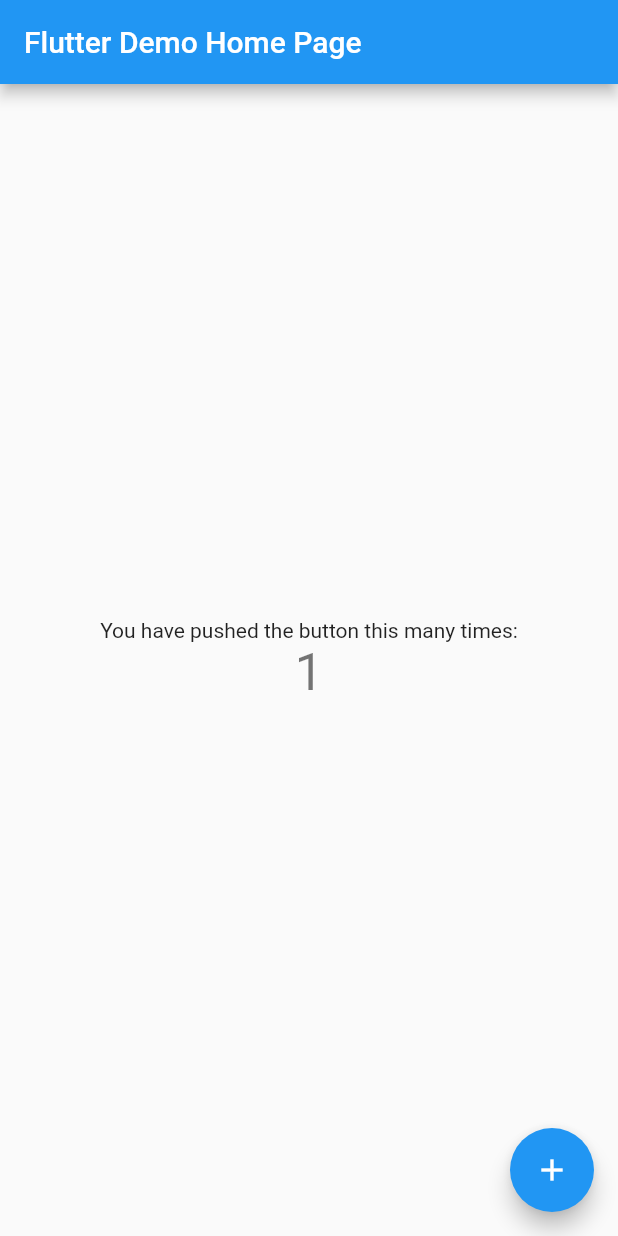
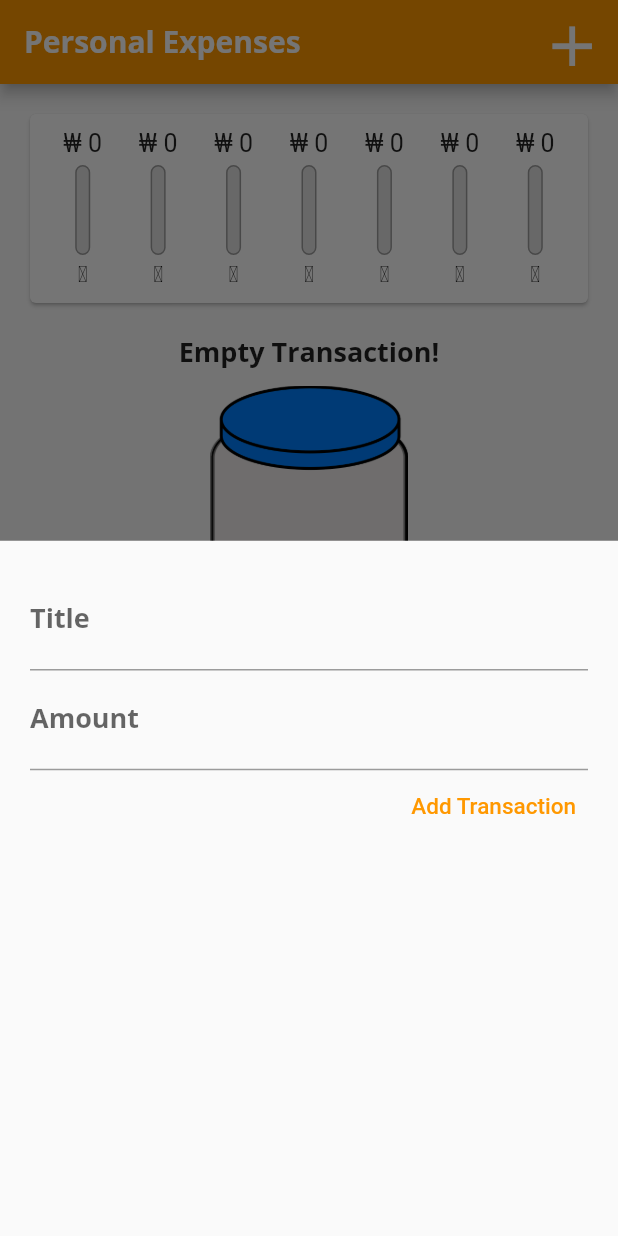
Before and after one commit to eiclipse/gitflutter, a Flutter app: the screen it shows after launch, after a tap on the "add" icon, on a phone screen of 412 x 824 dp. Run offline on Flutter 3.47's test engine with Material 2 defaults, Android fonts, the phone set to English and light mode, and no system bars.

Commit message:
personal expenses app 1st version

```diff
--- a/lib/main.dart
+++ b/lib/main.dart
@@ -1,115 +1,106 @@
 import 'package:flutter/material.dart';
+import 'package:flutter_localizations/flutter_localizations.dart';
+import './widgets/transaction_list.dart';
+import './widgets/new_transaction.dart';
+import './widgets/chart.dart';
+import './models/transaction.dart';
 
-void main() {
-  runApp(const MyApp());
-}
+void main() => runApp(MyApp());
 
 class MyApp extends StatelessWidget {
-  const MyApp({Key? key}) : super(key: key);
-
-  // This widget is the root of your application.
   @override
   Widget build(BuildContext context) {
     return MaterialApp(
-      title: 'Flutter Demo',
+      title: 'Personal Expenses',
+      localizationsDelegates: const [
+        GlobalMaterialLocalizations.delegate,
+        GlobalCupertinoLocalizations.delegate,
+        GlobalWidgetsLocalizations.delegate
+      ],
+      supportedLocales: const [
+        Locale('ko', 'KR'),
+      ],
+      locale: const Locale(
+        'ko',
+      ),
       theme: ThemeData(
-        // This is the theme of your application.
-        //
-        // Try running your application with "flutter run". You'll see the
-        // application has a blue toolbar. Then, without quitting the app, try
-        // changing the primarySwatch below to Colors.green and then invoke
-        // "hot reload" (press "r" in the console where you ran "flutter run",
-        // or simply save your changes to "hot reload" in a Flutter IDE).
-        // Notice that the counter didn't reset back to zero; the application
-        // is not restarted.
-        primarySwatch: Colors.blue,
+        colorScheme: ColorScheme.fromSwatch().copyWith(
+          primary: Colors.orange,
+          secondary: Colors.amber[900],
+        ),
+        fontFamily: 'Quicksand',
+        textTheme: ThemeData.light().textTheme.copyWith(
+              titleMedium: const TextStyle(
+                fontFamily: 'OpenSans',
+                fontWeight: FontWeight.bold,
+                fontSize: 18,
+              ),
+            ),
+        appBarTheme: const AppBarTheme(
+          titleTextStyle: TextStyle(
+            fontFamily: 'OpenSans',
+            fontSize: 20,
+            fontWeight: FontWeight.bold,
+          ),
+        ),
       ),
-      home: const MyHomePage(title: 'Flutter Demo Home Page'),
+      home: MyAppPage(),
     );
   }
 }
 
-class MyHomePage extends StatefulWidget {
-  const MyHomePage({Key? key, required this.title}) : super(key: key);
-
-  // This widget is the home page of your application. It is stateful, meaning
-  // that it has a State object (defined below) that contains fields that affect
-  // how it looks.
-
-  // This class is the configuration for the state. It holds the values (in this
-  // case the title) provided by the parent (in this case the App widget) and
-  // used by the build method of the State. Fields in a Widget subclass are
-  // always marked "final".
-
-  final String title;
-
+class MyAppPage extends StatefulWidget {
   @override
-  State<MyHomePage> createState() => _MyHomePageState();
+  State<MyAppPage> createState() => _MyAppPageState();
 }
 
-class _MyHomePageState extends State<MyHomePage> {
-  int _counter = 0;
+class _MyAppPageState extends State<MyAppPage> {
+  final List<Transaction> _transactions = [];
 
-  void _incrementCounter() {
+  // new trasaction add function
+  void _addTransaction(String title, int amount) {
     setState(() {
-      // This call to setState tells the Flutter framework that something has
-      // changed in this State, which causes it to rerun the build method below
-      // so that the display can reflect the updated values. If we changed
-      // _counter without calling setState(), then the build method would not be
-      // called again, and so nothing would appear to happen.
-      _counter++;
+      _transactions.add(
+        Transaction(
+            id: 't2', title: title, amount: amount, date: DateTime.now()),
+      );
     });
+  }
+
+  // show new transaction modal
+  void _showNewTransaction() {
+    showModalBottomSheet(
+      context: context,
+      builder: (BuildContext _) {
+        return NewTransaction(_addTransaction);
+      },
+    );
   }
 
   @override
   Widget build(BuildContext context) {
-    // This method is rerun every time setState is called, for instance as done
-    // by the _incrementCounter method above.
-    //
-    // The Flutter framework has been optimized to make rerunning build methods
-    // fast, so that you can just rebuild anything that needs updating rather
-    // than having to individually change instances of widgets.
     return Scaffold(
       appBar: AppBar(
-        // Here we take the value from the MyHomePage object that was created by
-        // the App.build method, and use it to set our appbar title.
-        title: Text(widget.title),
+        title: const Text('Personal Expenses'),
+        actions: [
+          IconButton(
+            icon: const Icon(Icons.add),
+            iconSize: 45.0,
+            onPressed: _showNewTransaction,
+          ),
+        ],
       ),
-      body: Center(
-        // Center is a layout widget. It takes a single child and positions it
-        // in the middle of the parent.
-        child: Column(
-          // Column is also a layout widget. It takes a list of children and
-          // arranges them vertically. By default, it sizes itself to fit its
-          // children horizontally, and tries to be as tall as its parent.
-          //
-          // Invoke "debug painting" (press "p" in the console, choose the
-          // "Toggle Debug Paint" action from the Flutter Inspector in Android
-          // Studio, or the "Toggle Debug Paint" command in Visual Studio Code)
-          // to see the wireframe for each widget.
-          //
-          // Column has various properties to control how it sizes itself and
-          // how it positions its children. Here we use mainAxisAlignment to
-          // center the children vertically; the main axis here is the vertical
-          // axis because Columns are vertical (the cross axis would be
-          // horizontal).
-          mainAxisAlignment: MainAxisAlignment.center,
-          children: <Widget>[
-            const Text(
-              'You have pushed the button this many times:',
-            ),
-            Text(
-              '$_counter',
-              style: Theme.of(context).textTheme.headline4,
-            ),
-          ],
+      body: Column(children: [
+        Chart(_transactions), // chart area
+        TransactionList(_transactions), // transaction area
+      ]),
+      floatingActionButton: FloatingActionButton(
+        onPressed: _showNewTransaction,
+        child: const Icon(
+          Icons.add,
         ),
       ),
-      floatingActionButton: FloatingActionButton(
-        onPressed: _incrementCounter,
-        tooltip: 'Increment',
-        child: const Icon(Icons.add),
-      ), // This trailing comma makes auto-formatting nicer for build methods.
+      floatingActionButtonLocation: FloatingActionButtonLocation.centerFloat,
     );
   }
 }
--- /dev/null
+++ b/lib/models/transaction.dart
@@ -0,0 +1,12 @@
+class Transaction {
+  final String id;
+  final String title;
+  final int amount;
+  final DateTime date;
+
+  Transaction(
+      {required this.id,
+        required this.title,
+        required this.amount,
+        required this.date});
+}
--- /dev/null
+++ b/lib/widgets/chart.dart
@@ -0,0 +1,70 @@
+import 'package:flutter/material.dart';
+import 'package:intl/intl.dart';
+import './chart_bar.dart';
+import '../models/transaction.dart';
+
+class Chart extends StatelessWidget {
+  final List<Transaction> transactions;
+
+  const Chart(this.transactions);
+
+  List<Map<String, Object>> get _groupedTransactions {
+    return List.generate(7, (index) {
+      /*
+      generate(길이, 함수)
+        주어진 길이의 리스트를 만들고 index에는 길이만큼 인덱스를 반환함
+        subtract(기간) : 기간에 해당하는 시간을 빼줌(즉 과거로..)
+        Duration(days: 숫자) : 인덱스는 0부터 시작하므로 현재로부터 0일만큼 떨어진 날짜를 뻬고
+        인덱스가 올라가면 현재로부터 1일,2일.. 이전 날짜를 빼내겠다는 것.
+       */
+      final weekDay = DateTime.now().subtract(
+        Duration(
+          days: index,
+        ),
+      );
+      // 오늘로부터 지난 일주일의 요일과 요일별 총 지출금액 뽑아내기
+      int totalDay = 0;
+      for (var tx in transactions) {
+        if (DateUtils.isSameDay(weekDay, tx.date)) {
+          totalDay += tx.amount;
+        }
+      }
+      return {
+        'day': DateFormat.E('ko_KR').format(weekDay).substring(0, 1),
+        'amount': totalDay,
+      };
+    }).reversed.toList();
+  }
+
+  // 지난 일주일 총 지출금
+  double get totalSpending {
+    return _groupedTransactions.fold(
+        0.0, (sum, item) => sum + (item['amount'] as int));
+  }
+
+  @override
+  Widget build(BuildContext context) {
+    return Card(
+      margin: const EdgeInsets.all(20),
+      child: Padding(
+        padding: const EdgeInsets.all(10),
+        child: Row(
+          mainAxisAlignment: MainAxisAlignment.spaceAround,
+          children: _groupedTransactions.map((tx) {
+            return Flexible(
+              fit: FlexFit.tight,
+              /* FlexFit.tight -> Flexible 안에 포함된 차일드 요소가 강제로 가질 수 있는 사이즈만큼 갖게끔 함
+              만약 Flexible이 없었다면 일요일의 지출만 있다면 금액의 크기가 늘어남에 따라 일요일 영역만 큰 사이즈를 가지게 됐을 것.
+              * */
+              child: ChartBar(
+                tx['day'] as String,
+                tx['amount'] as int,
+                tx['amount'] == 0.0 ? 0.0 : (tx['amount'] as int) / totalSpending,
+              ),
+            );
+          }).toList(),
+        ),
+      ),
+    );
+  }
+}
--- /dev/null
+++ b/lib/widgets/chart_bar.dart
@@ -0,0 +1,66 @@
+import 'package:flutter/material.dart';
+
+class ChartBar extends StatelessWidget {
+  final String day;
+  final int amount;
+  final double spendingPercent;
+
+  const ChartBar(
+      this.day,
+      this.amount,
+      this.spendingPercent,
+      );
+
+  @override
+  Widget build(BuildContext context) {
+    return Column(
+      children: [
+        SizedBox(
+          height: 20,
+          child: FittedBox(
+            child: Text('₩ $amount'),
+          ),
+        ),
+        const SizedBox(
+          height: 4,
+        ),
+        SizedBox(
+          height: 60,
+          width: 10,
+          child: Stack(
+            alignment: Alignment.center,
+            children: [
+              Container(
+                padding: const EdgeInsets.all(5),
+                decoration: BoxDecoration(
+                  border: Border.all(
+                    color: Colors.grey,
+                    width: 1,
+                  ),
+                  borderRadius: BorderRadius.circular(5),
+                  color: const Color.fromARGB(220, 223, 223, 223),
+                ),
+              ),
+              FractionallySizedBox(
+                // 지출량에 따른 높이 조절?
+                heightFactor: spendingPercent,
+                child: SizedBox(
+                  child: Container(
+                    decoration: BoxDecoration(
+                      borderRadius: BorderRadius.circular(5),
+                      color: Theme.of(context).colorScheme.primary,
+                    ),
+                  ),
+                ),
+              )
+            ],
+          ),
+        ),
+        SizedBox(
+          height: 4,
+        ),
+        Text(day),
+      ],
+    );
+  }
+}
--- /dev/null
+++ b/lib/widgets/new_transaction.dart
@@ -0,0 +1,66 @@
+import 'package:flutter/material.dart';
+
+class NewTransaction extends StatefulWidget {
+  final Function addTransaction;
+
+  const NewTransaction(this.addTransaction);
+
+  @override
+  State<NewTransaction> createState() => _NewTransactionState();
+}
+
+class _NewTransactionState extends State<NewTransaction> {
+  final TextEditingController titleController = TextEditingController();
+  final TextEditingController amountController = TextEditingController();
+
+  void submitData() {
+    // if nothing is typed
+    if (titleController.text.isEmpty || amountController.text.isEmpty) return;
+
+    widget.addTransaction(
+      // add data to list
+      titleController.text,
+      int.parse(amountController.text),
+    );
+
+    Navigator.of(context).pop(); // close modal
+  }
+
+  @override
+  Widget build(BuildContext context) {
+    return Container(
+      padding: const EdgeInsets.all(20),
+      child: Column(
+        crossAxisAlignment: CrossAxisAlignment.end,
+        children: [
+          TextField(
+            controller: titleController,
+            decoration: const InputDecoration(
+              label: Text('Title'),
+            ),
+            onSubmitted: (_) => submitData(),
+            /* onSubmitted 는 String 매개변수를 받는 함수를 넘겨줘야 함
+               but submitData는 매개변수가 필요없는 함수라
+               사용하지 않는 매개변수를 받는 익명함수를 만들어 내부적으로 submitData를 넘겨야하는데
+               여기 _ 는 매개변수를 내부적으로 사용하지 않겠다는 의미를 가진 symbol
+             */
+          ),
+          TextField(
+            controller: amountController,
+            decoration: const InputDecoration(
+              label: Text('Amount'),
+            ),
+            keyboardType: TextInputType.number,
+            onSubmitted: (_) => submitData(),
+          ),
+          TextButton(
+            onPressed: submitData,
+            child: const Text(
+              'Add Transaction',
+            ),
+          ),
+        ],
+      ),
+    );
+  }
+}
--- /dev/null
+++ b/lib/widgets/transaction_list.dart
@@ -0,0 +1,78 @@
+import 'package:flutter/material.dart';
+import 'package:intl/intl.dart';
+import '../models/transaction.dart';
+
+class TransactionList extends StatelessWidget {
+  final List<Transaction> transactions;
+
+  const TransactionList(this.transactions);
+
+  @override
+  Widget build(BuildContext context) {
+    return SizedBox(
+      height: 300,
+      child: transactions.isEmpty
+          ? Column(
+        children: [
+          Text(
+            'Empty Transaction!',
+            style: Theme.of(context).textTheme.titleMedium,
+          ),
+          const SizedBox(
+            height: 10,
+          ),
+          SizedBox(
+            height: 200,
+            child: Image.asset(
+              'assets/images/empty_jar.png',
+              fit: BoxFit.cover,
+            ),
+          ),
+        ],
+      )
+          : SingleChildScrollView(
+        child: Column(
+          children: transactions.map((tx) {
+            return Card(
+              elevation: 5,
+              child: ListTile(
+                leading: Container(
+                  padding: const EdgeInsets.all(5),
+                  decoration: BoxDecoration(
+                    color: Theme.of(context).colorScheme.primary,
+                    borderRadius: BorderRadius.circular(500),
+                  ),
+                  child: CircleAvatar(
+                    backgroundColor: Colors.transparent,
+                    radius: 50,
+                    child: Padding(
+                      padding: const EdgeInsets.all(8.0),
+                      child: FittedBox(
+                        child: Text(
+                          '₩ ${NumberFormat('###,###,###').format(tx.amount)}',
+                          style: Theme.of(context).textTheme.titleSmall,
+                        ),
+                      ),
+                    ),
+                  ),
+                ),
+                title: Text(
+                  tx.title,
+                  style: Theme.of(context).textTheme.titleMedium,
+                ),
+                subtitle: Text(
+                  DateFormat('yMEd', 'ko_KR').format(tx.date),
+                  style: Theme.of(context).textTheme.bodySmall,
+                ),
+                trailing: Image.asset(
+                  'assets/images/delete.png',
+                  height: 30,
+                ),
+              ),
+            );
+          }).toList(),
+        ),
+      ),
+    );
+  }
+}
```
Also changed, not shown: pubspec.yaml (+19 -14 lines), assets/fonts/OpenSans-Bold.ttf (added), assets/fonts/OpenSans-Regular.ttf (added), assets/fonts/Quicksand-Bold.ttf (added), assets/fonts/Quicksand-Light.ttf (added), assets/fonts/Quicksand-Medium.ttf (added), assets/fonts/Quicksand-Regular.ttf (added), assets/images/delete.png (added), assets/images/delete2.png (added), assets/images/empty_jar.png (added).
